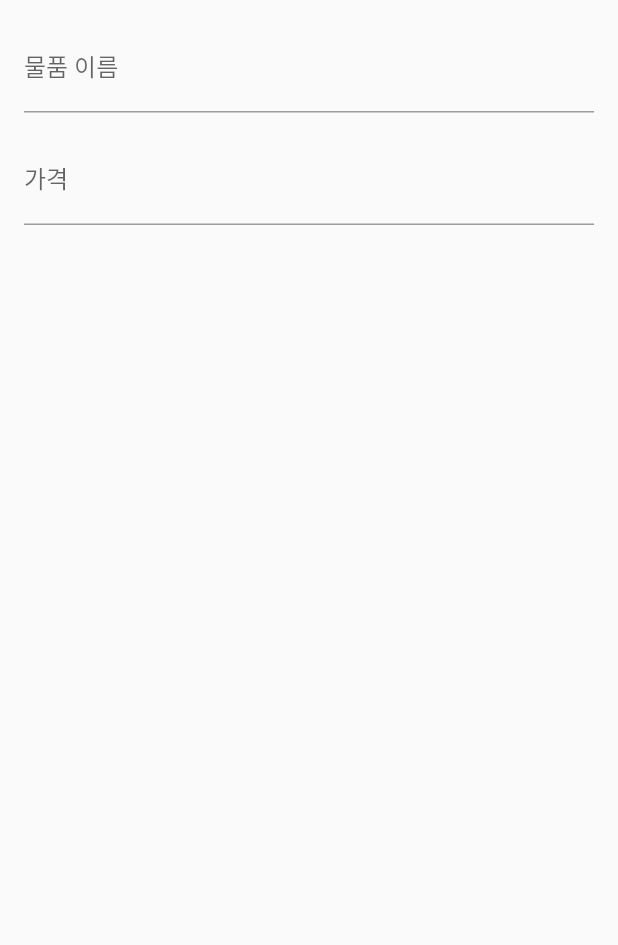
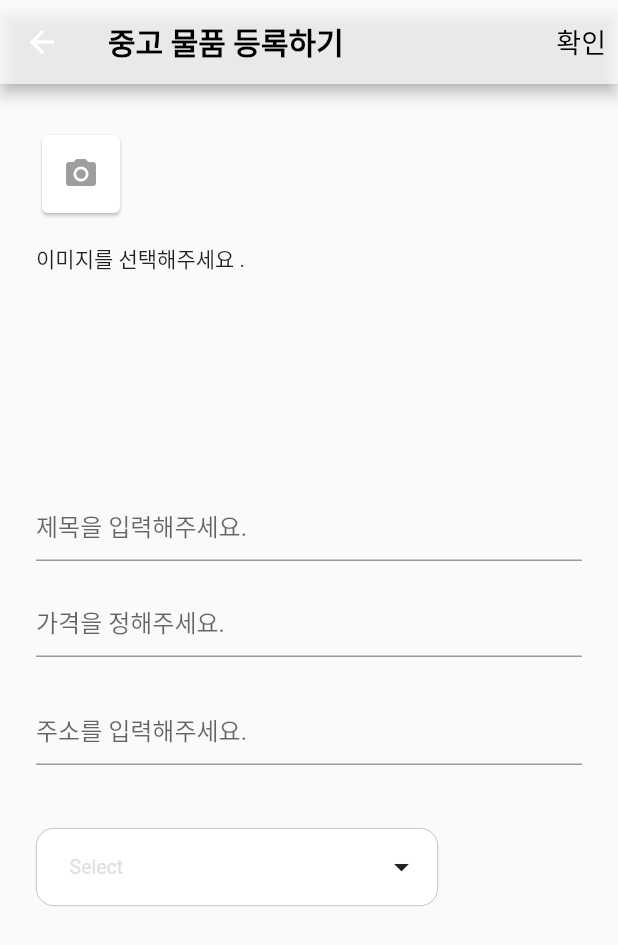
Before and after one commit to hyunho4532/FlutterTooMaket, a Flutter app: the ProductInsertScreen screen opened directly, on a phone screen of 412 x 824 dp. Shown: the top 945 px of the screen. Run offline on Flutter 3.47's test engine with Material 2 defaults, Android fonts, the phone set to English and light mode, and no system bars; drawn by our look-alikes of multi_dropdown; our stand-ins replace animated_bottom_navigation_bar, animated_text_kit, circular_profile_avatar, cloud_firestore, firebase_auth, firebase_core and 3 more; missing offline and left inert: animated_floating_buttons, material_text_fields, pretty_button; accounts and stored records are empty.

Commit message:
2023-10-24 물품 등록 화면 구현 완료

```diff
--- a/lib/model/product.dart
+++ b/lib/model/product.dart
@@ -4,13 +4,11 @@ class ProductModel {
   final String fullName;
   final String title;
   final String address;
-  final String currentDate;
 
   ProductModel ({
     required this.fullName,
     required this.title,
     required this.address,
-    required this.currentDate
   });
 
   toJson() {
@@ -18,7 +16,6 @@ class ProductModel {
       "FullName": fullName,
       "Title": title,
       "Address": address,
-      "CurrentDate": currentDate,
     };
   }
 
@@ -29,7 +26,6 @@ class ProductModel {
       fullName: data["FullName"],
       title: data["Title"],
       address: data["Address"],
-      currentDate: data["CurrentDate"],
     );
   }
 }
--- a/lib/screens/product/product_insert_screen.dart
+++ b/lib/screens/product/product_insert_screen.dart
@@ -1,5 +1,8 @@
-import 'package:customer_manager/repository/product_repository.dart';
+import 'dart:io';
+
 import 'package:flutter/material.dart';
+import 'package:image_picker/image_picker.dart';
+import 'package:multi_dropdown/multiselect_dropdown.dart';
 
 class ProductInsertScreen extends StatefulWidget {
   const ProductInsertScreen({Key? key}) : super(key: key);
@@ -9,42 +12,165 @@ class ProductInsertScreen extends StatefulWidget {
 }
 
 class _ProductInsertScreenState extends State<ProductInsertScreen> {
-  final TextEditingController _titleController = TextEditingController();
-  final TextEditingController _priceController = TextEditingController();
+  final picker = ImagePicker();
+  PickedFile? _image;
 
-  final ProductRepository _repository = ProductRepository();
+  TextEditingController _titleController = TextEditingController();
+  TextEditingController _priceController = TextEditingController();
+  TextEditingController _addressController = TextEditingController();
+
+  Future getImage() async {
+    final pickedFile = await picker.getImage(source: ImageSource.gallery);
+
+    setState(() {
+      _image = pickedFile;
+    });
+  }
 
   @override
   Widget build(BuildContext context) {
     return Scaffold (
-      body: Padding (
-        padding: const EdgeInsets.all(16.0),
+      appBar: AppBar (
+        title: const Text (
+          '중고 물품 등록하기',
+          style: TextStyle (
+            fontWeight: FontWeight.bold,
+            fontSize: 20.0,
+            color: Colors.black,
+          ),
+        ),
+        actions: const [
+          Column (
+            mainAxisAlignment: MainAxisAlignment.center,
+            crossAxisAlignment: CrossAxisAlignment.end,
+
+            children: [
+              Padding (
+                padding: EdgeInsets.only(right: 8.0),
+                child: Text (
+                  '확인',
+                  style: TextStyle (
+                    fontSize: 18.0,
+                    color: Colors.black,
+                  ),
+                ),
+              ),
+            ],
+          )
+        ],
+        backgroundColor: Colors.white70,
+      ),
+
+      body: SingleChildScrollView (
         child: Column (
+          mainAxisAlignment: MainAxisAlignment.start,
+          crossAxisAlignment: CrossAxisAlignment.start,
+
           children: [
-            TextField (
-              controller: _titleController,
-              decoration: const InputDecoration (
-                labelText: '물품 이름'
+            GestureDetector (
+              onTap: () {
+                getImage();
+              },
+
+              child: const Padding (
+                padding: EdgeInsets.only(left: 24.0, top: 30),
+                child: SizedBox (
+                  width: 60,
+                  height: 60,
+
+                  child: Card (
+                    child: Icon(Icons.camera_alt, color: Colors.grey),
+                  ),
+                ),
               ),
             ),
 
-            const SizedBox (
-              height: 16,
-            ),
-
-            TextField (
-              controller: _priceController,
-              keyboardType: TextInputType.number,
-              decoration: const InputDecoration (
-                labelText: '가격'
+            Padding (
+              padding: const EdgeInsets.only(left: 24.0, top: 16.0),
+              child: SizedBox (
+                width: 140,
+                height: 140,
+                child: _image == null
+                    ? const Text('이미지를 선택해주세요 .')
+                    : Card (
+                  child: Image.file(File(_image!.path), fit: BoxFit.cover),
+                ),
               ),
             ),
 
-            const SizedBox (
-              height: 20,
+            Padding (
+              padding: const EdgeInsets.only(left: 24.0, top: 24.0, right: 24.0),
+              child: TextFormField (
+                controller: _titleController,
+                decoration: const InputDecoration (
+                  hintText: '제목을 입력해주세요.',
+                ),
+              ),
             ),
 
+            Padding (
+              padding: const EdgeInsets.only(left: 24.0, top: 16.0, right: 24.0),
+              child: TextFormField (
+                controller: _priceController,
+                decoration: const InputDecoration (
+                  hintText: '가격을 정해주세요.',
+                ),
+              ),
+            ),
 
+            Padding (
+              padding: const EdgeInsets.only(left: 24.0, top: 24.0, right: 24.0, bottom: 36.0),
+              child: TextFormField (
+                controller: _addressController,
+                decoration: const InputDecoration (
+                  hintText: '주소를 입력해주세요.',
+                ),
+              ),
+            ),
+
+            Padding (
+                padding: const EdgeInsets.only(left: 24.0, top: 6.0, right: 120.0),
+                child: MultiSelectDropDown (
+                  onOptionSelected: (List<ValueItem> selectedOptions) {
+
+                  },
+
+                  options: const [
+                    ValueItem (
+                      label: '스포츠', value: '스포츠',
+                    ),
+
+                    ValueItem (
+                      label: '전자기기/부품', value: '전자기기/부품',
+                    ),
+
+                    ValueItem (
+                      label: '피부/미용', value: '피부/미용',
+                    ),
+
+                    ValueItem (
+                      label: '가구', value: '가구',
+                    ),
+
+                    ValueItem (
+                      label: '기타', value: '기타',
+                    ),
+                  ],
+
+                  selectionType: SelectionType.single,
+                  chipConfig: const ChipConfig (
+                      wrapType: WrapType.wrap
+                  ),
+
+                  dropdownHeight: 300,
+
+                  optionTextStyle: const TextStyle (
+                      fontSize: 16
+                  ),
+
+                  selectedOptionIcon: const Icon(Icons.check_circle),
+                )
+            ),
           ],
         ),
       ),
--- a/lib/screens/product_insert_screen.dart
+++ b/lib/screens/product_insert_screen.dart
@@ -1,4 +1,7 @@
+import 'dart:io';
+
 import 'package:flutter/material.dart';
+import 'package:image_picker/image_picker.dart';
 
 class ProductInsertScreen extends StatefulWidget {
   const ProductInsertScreen({Key? key}) : super(key: key);
@@ -8,8 +11,35 @@ class ProductInsertScreen extends StatefulWidget {
 }
 
 class _ProductInsertScreenState extends State<ProductInsertScreen> {
+  final picker = ImagePicker();
+  PickedFile? _image;
+
+  Future getImage() async {
+    final pickedFile = await picker.pickImage(source: ImageSource.gallery);
+
+    setState(() {
+      _image = pickedFile as PickedFile?;
+    });
+  }
+
   @override
   Widget build(BuildContext context) {
-    return const Placeholder();
+    return Scaffold (
+      appBar: AppBar (
+        title: const Text (
+          '중고 물품 등록하기',
+          style: TextStyle (
+            fontWeight: FontWeight.bold,
+            fontSize: 20.0,
+          ),
+        ),
+      ),
+
+      body: Center (
+        child: _image == null
+            ? const Text ('이미지를 등록해주세요')
+            : Image.file(File(_image!.path)),
+      ),
+    );
   }
 }
```
Also changed, not shown: pubspec.yaml (+8 -0 lines), lib/services/getimage.dart (added), pubspec.lock, 7 other files.
